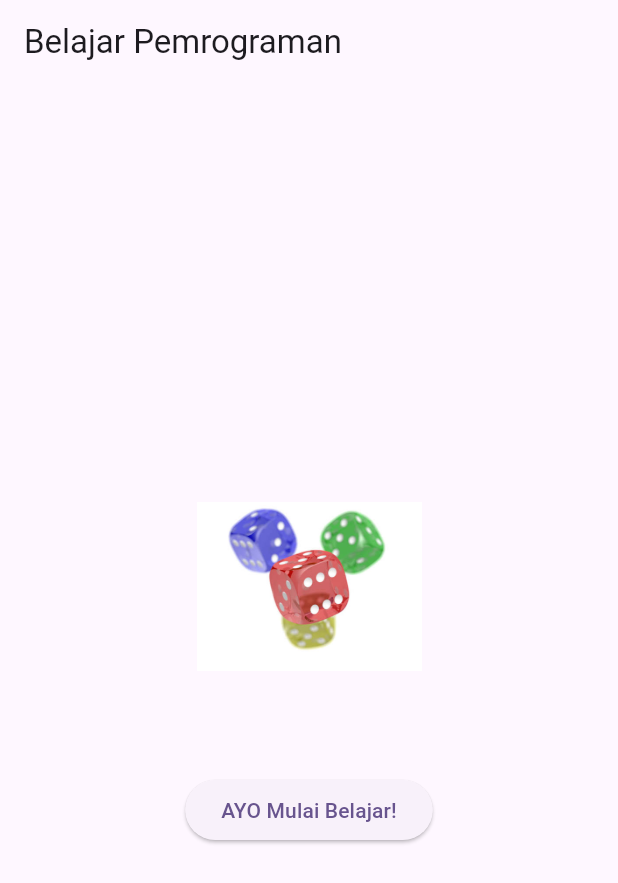
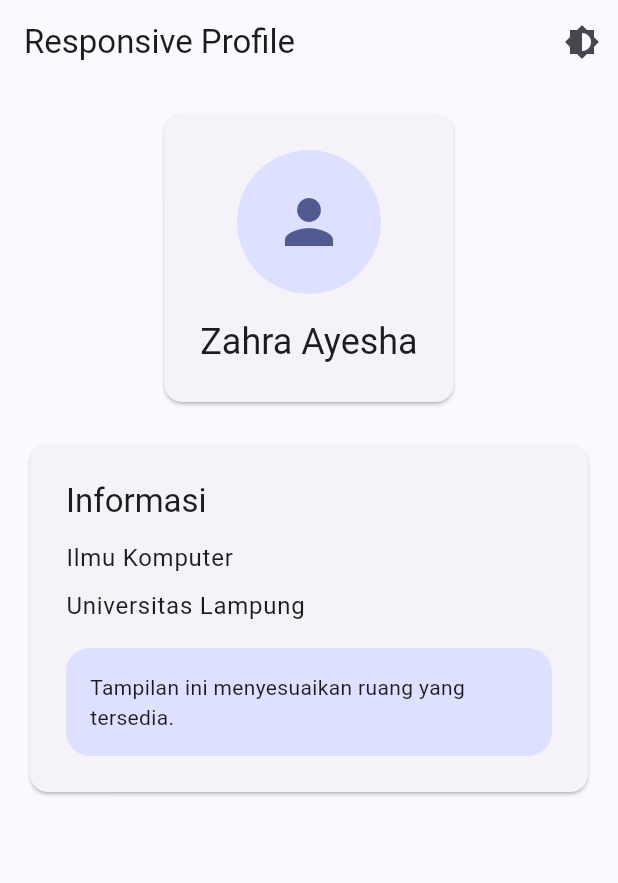
Before and after one commit to zahraayesha/prak-mobilelanjut-2417051027, a Flutter app: the screen it shows after launch, on a phone screen of 412 x 824 dp. Shown: the top 883 px of the screen. Run offline on Flutter 3.47's test engine with Material 3 defaults, Android fonts, the phone set to English and light mode, and no system bars.

Commit message:
Pertemuan 5: Adaptive Responsive Design and Theming

```diff
--- /dev/null
+++ b/lib/app_theme.dart
@@ -0,0 +1,19 @@
+import 'package:flutter/material.dart';
+
+class AppTheme {
+  static final ThemeData lightTheme = ThemeData(
+    useMaterial3: true,
+    colorScheme: ColorScheme.fromSeed(
+      seedColor: Colors.indigo,
+      brightness: Brightness.light,
+    ),
+  );
+
+  static final ThemeData darkTheme = ThemeData(
+    useMaterial3: true,
+    colorScheme: ColorScheme.fromSeed(
+      seedColor: Colors.indigo,
+      brightness: Brightness.dark,
+    ),
+  );
+}
--- a/lib/main.dart
+++ b/lib/main.dart
@@ -2,24 +2,42 @@ import 'package:flutter/material.dart';
 
 // import 'column_widget.dart';
 // import 'row_widget.dart';
-import 'first_widget.dart';
+// import 'first_widget.dart';
+// import 'form_widget.dart';
+import 'app_theme.dart';
+import 'responsive_profile.dart';
 
 void main() {
   runApp(const MyApp());
 }
 
-class MyApp extends StatelessWidget {
+class MyApp extends StatefulWidget {
   const MyApp({super.key});
+
+  @override
+  State<MyApp> createState() => _MyAppState();
+}
+
+class _MyAppState extends State<MyApp> {
+  ThemeMode themeMode = ThemeMode.light;
+
+  void toggleTheme() {
+    setState(() {
+      themeMode = themeMode == ThemeMode.light
+          ? ThemeMode.dark
+          : ThemeMode.light;
+    });
+  }
 
   @override
   Widget build(BuildContext context) {
     return MaterialApp(
-      title: 'Praktikum Mobile Lanjut',
-      theme: ThemeData(
-        colorScheme: ColorScheme.fromSeed(seedColor: Colors.deepPurple),
-        useMaterial3: true,
-      ),
-      home: const FirstWidget(),
+      debugShowCheckedModeBanner: false,
+      title: 'Responsive Profile',
+      theme: AppTheme.lightTheme,
+      darkTheme: AppTheme.darkTheme,
+      themeMode: themeMode,
+      home: ResponsiveProfilePage(onThemeChanged: toggleTheme),
     );
   }
 }
--- /dev/null
+++ b/lib/responsive_profile.dart
@@ -0,0 +1,127 @@
+import 'package:flutter/material.dart';
+
+class ResponsiveProfilePage extends StatelessWidget {
+  final VoidCallback onThemeChanged;
+
+  const ResponsiveProfilePage({super.key, required this.onThemeChanged});
+
+  @override
+  Widget build(BuildContext context) {
+    final size = MediaQuery.of(context).size;
+
+    return Scaffold(
+      appBar: AppBar(
+        title: const Text('Responsive Profile'),
+        actions: [
+          IconButton(
+            onPressed: onThemeChanged,
+            icon: const Icon(Icons.brightness_6),
+          ),
+        ],
+      ),
+      body: Padding(
+        padding: EdgeInsets.all(size.width < 600 ? 16 : 32),
+        child: LayoutBuilder(
+          builder: (context, constraints) {
+            return OrientationBuilder(
+              builder: (context, orientation) {
+                final isWide =
+                    constraints.maxWidth >= 600 ||
+                    orientation == Orientation.landscape;
+
+                return isWide
+                    ? const Row(
+                        crossAxisAlignment: CrossAxisAlignment.start,
+                        children: [
+                          Expanded(child: _ProfileHeader()),
+                          SizedBox(width: 24),
+                          Expanded(child: _ProfileInfo()),
+                        ],
+                      )
+                    : const Column(
+                        children: [
+                          _ProfileHeader(),
+                          SizedBox(height: 20),
+                          _ProfileInfo(),
+                        ],
+                      );
+              },
+            );
+          },
+        ),
+      ),
+    );
+  }
+}
+
+class _ProfileHeader extends StatelessWidget {
+  const _ProfileHeader();
+
+  @override
+  Widget build(BuildContext context) {
+    return Card(
+      child: Padding(
+        padding: const EdgeInsets.all(24),
+        child: Column(
+          children: [
+            CircleAvatar(
+              radius: 48,
+              child: Icon(
+                Icons.person,
+                size: 48,
+                color: Theme.of(context).colorScheme.primary,
+              ),
+            ),
+            const SizedBox(height: 16),
+            Text(
+              'Zahra Ayesha',
+              style: Theme.of(context).textTheme.headlineSmall,
+              textAlign: TextAlign.center,
+            ),
+          ],
+        ),
+      ),
+    );
+  }
+}
+
+class _ProfileInfo extends StatelessWidget {
+  const _ProfileInfo();
+
+  @override
+  Widget build(BuildContext context) {
+    final scheme = Theme.of(context).colorScheme;
+
+    return Card(
+      child: Padding(
+        padding: const EdgeInsets.all(24),
+        child: Column(
+          crossAxisAlignment: CrossAxisAlignment.start,
+          children: [
+            Text('Informasi', style: Theme.of(context).textTheme.titleLarge),
+            const SizedBox(height: 12),
+            Text('Ilmu Komputer', style: Theme.of(context).textTheme.bodyLarge),
+            const SizedBox(height: 8),
+            Text(
+              'Universitas Lampung',
+              style: Theme.of(context).textTheme.bodyLarge,
+            ),
+            const SizedBox(height: 16),
+            Container(
+              width: double.infinity,
+              padding: const EdgeInsets.all(16),
+              decoration: BoxDecoration(
+                color: scheme.primaryContainer,
+                borderRadius: BorderRadius.circular(16),
+              ),
+              child: Text(
+                'Tampilan ini menyesuaikan ruang yang tersedia.',
+                style: Theme.of(context).textTheme.bodyMedium,
+              ),
+            ),
+          ],
+        ),
+      ),
+    );
+  }
+}
```
Also changed, not shown: lib/form_widget.dart (added, +81 -0 lines).
